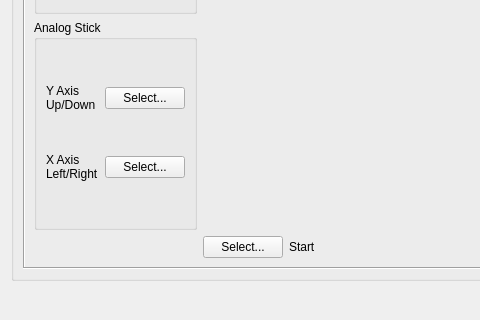
Qt form src/dialogs/inputeditordialog.ui (dh4/mupen64plus-qt) before a commit; both pictures show x 0 to 480 and y 415 to 735 of the 840 by 735 pixel window.
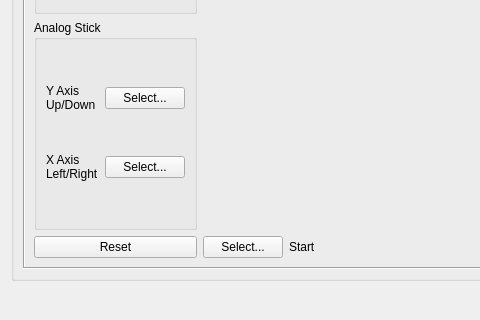
The same form after that commit. Icons and pictures are not drawn.

Commit message:
Add a reset button
And set the default values to match mupen64plus default values

The edit to the form file:
```diff
--- a/src/dialogs/inputeditordialog.ui
+++ b/src/dialogs/inputeditordialog.ui
@@ -815,6 +815,13 @@
              </layout>
             </widget>
            </item>
+           <item row="3" column="0">
+            <widget class="QPushButton" name="resetBtn">
+             <property name="text">
+              <string>Reset</string>
+             </property>
+            </widget>
+           </item>
           </layout>
          </widget>
         </item>
```
The commit also changes 2 other files.
